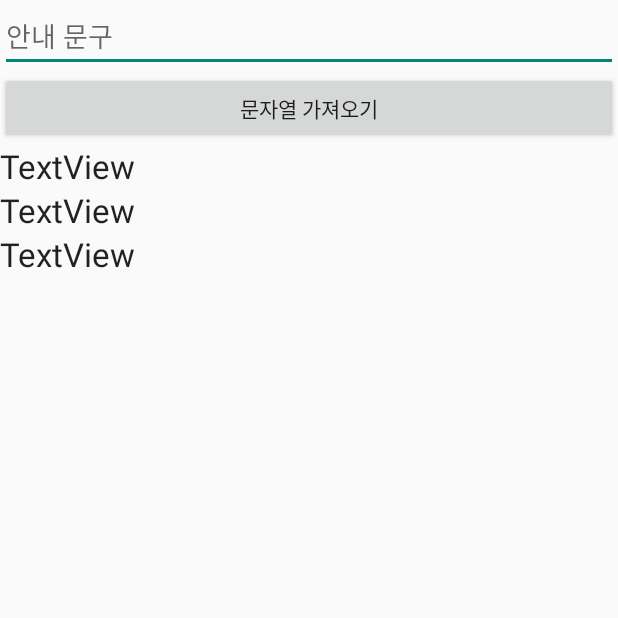
After one commit to YeonHL/Android_kotlin_based_android, an Android app built with Jetpack Compose: the EditTextActivity screen opened directly, with no data from a screen before it, on a phone screen of 412 x 824 dp, the top half of it. The commit adds this screen. Run offline under Robolectric (Android 15) with nearby library versions, the phone set to English and light mode, and no system bars.

Commit message:
feat(widget): Divide by widget

```diff
--- a/Part1/Widget/app/build.gradle
+++ b/Part1/Widget/app/build.gradle
@@ -60,6 +60,7 @@ dependencies {
     implementation 'androidx.compose.ui:ui-graphics'
     implementation 'androidx.compose.ui:ui-tooling-preview'
     implementation 'androidx.compose.material3:material3'
+    implementation 'com.google.android.material:material:1.9.0'
     testImplementation 'junit:junit:4.13.2'
     androidTestImplementation 'androidx.test.ext:junit:1.1.5'
     androidTestImplementation 'androidx.test.espresso:espresso-core:3.5.1'
--- /dev/null
+++ b/Part1/Widget/app/src/main/java/com/yeonholee/widget/EditTextActivity.kt
@@ -0,0 +1,54 @@
+package com.yeonholee.widget
+
+import android.content.Context
+import android.os.Bundle
+import android.text.Editable
+import android.text.TextWatcher
+import android.view.inputmethod.InputMethodManager
+import androidx.activity.ComponentActivity
+import com.yeonholee.widget.databinding.EditTextBinding
+
+class EditTextActivity : ComponentActivity() {
+    private lateinit var binding: EditTextBinding
+    override fun onCreate(savedInstanceState: Bundle?) {
+        super.onCreate(savedInstanceState)
+        binding = EditTextBinding.inflate(layoutInflater) // 뷰 바인딩 인스턴스 생성
+        val view = binding.root // 뷰 바인딩의 루트 뷰에 접근
+        setContentView(view) // 액티비티에 뷰 바인딩 루트 뷰 설정
+
+        binding.apply {
+            button5.setOnClickListener {
+                text4.text = editText1.text
+
+                val imm = getSystemService(Context.INPUT_METHOD_SERVICE) as InputMethodManager
+                imm.hideSoftInputFromWindow(editText1.windowToken, 0)
+
+                editText1.clearFocus()
+            }
+
+            editText1.addTextChangedListener(listener1)
+            editText1.setOnEditorActionListener { v, actionId, event ->
+                text4.text = "엔터 버튼을 눌렀습니다."
+                text5.text = editText1.text
+                false
+
+            }
+        }
+
+    }
+
+    val listener1 = object : TextWatcher {
+        // 문장열이 변경되기 전
+        override fun beforeTextChanged(s: CharSequence?, start: Int, count: Int, after: Int) {
+            binding.text4.text = "before : $s"
+        }
+        // 문자열 변경 작업이 완료되었을 때
+        override fun onTextChanged(s: CharSequence?, start: Int, before: Int, count: Int) {
+            binding.text5.text = "chaged : $s"
+        }
+        // 변경된 문자열이 화면에 반영되었을 때
+        override fun afterTextChanged(s: Editable?) {
+            binding.text6.text = "after : $s"
+        }
+    }
+}
--- /dev/null
+++ b/Part1/Widget/app/src/main/res/layout/edit_text.xml
@@ -0,0 +1,42 @@
+<?xml version="1.0" encoding="utf-8"?>
+<LinearLayout xmlns:android="http://schemas.android.com/apk/res/android"
+    android:orientation="vertical"
+    android:layout_width="match_parent"
+    android:layout_height="match_parent">
+
+    <EditText
+        android:id="@+id/editText1"
+        android:layout_width="match_parent"
+        android:layout_height="wrap_content"
+        android:ems="10"
+        android:hint="안내 문구"
+        android:imeOptions="actionGo"
+        android:inputType="text" />
+
+    <Button
+        android:id="@+id/button5"
+        android:layout_width="match_parent"
+        android:layout_height="wrap_content"
+        android:text="문자열 가져오기" />
+
+    <TextView
+        android:id="@+id/text4"
+        android:layout_width="match_parent"
+        android:layout_height="wrap_content"
+        android:text="TextView"
+        android:textAppearance="@android:style/TextAppearance.Material.Large" />
+
+    <TextView
+        android:id="@+id/text5"
+        android:layout_width="match_parent"
+        android:layout_height="wrap_content"
+        android:text="TextView"
+        android:textAppearance="@android:style/TextAppearance.Material.Large" />
+
+    <TextView
+        android:id="@+id/text6"
+        android:layout_width="match_parent"
+        android:layout_height="wrap_content"
+        android:text="TextView"
+        android:textAppearance="@android:style/TextAppearance.Material.Large" />
+</LinearLayout>
```
Also changed, not shown: Part1/Widget/app/src/main/AndroidManifest.xml (+24 -0 lines), Part1/Widget/app/src/main/java/com/yeonholee/widget/ButtonActivity.kt (added, +34 -0 lines), Part1/Widget/app/src/main/java/com/yeonholee/widget/MainActivity.kt (+6 -11 lines), Part1/Widget/app/src/main/java/com/yeonholee/widget/TextInputLayoutActivity.kt (added, +23 -0 lines), Part1/Widget/app/src/main/java/com/yeonholee/widget/TextViewActivity.kt (added, +21 -0 lines), Part1/Widget/app/src/main/res/layout/button.xml (added, +43 -0 lines), Part1/Widget/app/src/main/res/layout/text_input_layout.xml (added, +7 -0 lines).
